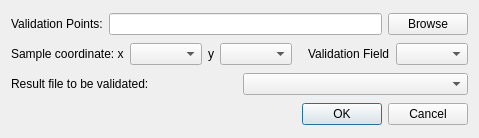
Above: validation.ui from lreis2415/iSoLIM before the change. Below: the same form after it.
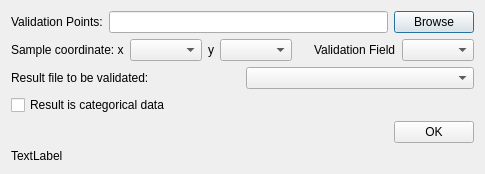
That is the form after the change.

Commit message: infer categorical type of data

```diff
--- a/validation.ui
+++ b/validation.ui
@@ -6,8 +6,8 @@
    <rect>
     <x>0</x>
     <y>0</y>
-    <width>479</width>
-    <height>138</height>
+    <width>485</width>
+    <height>168</height>
    </rect>
   </property>
   <property name="windowTitle">
@@ -97,12 +97,40 @@
     </layout>
    </item>
    <item>
-    <widget class="QDialogButtonBox" name="buttonBox">
-     <property name="orientation">
-      <enum>Qt::Horizontal</enum>
+    <widget class="QCheckBox" name="checkBox">
+     <property name="text">
+      <string>Result is categorical data</string>
      </property>
-     <property name="standardButtons">
-      <set>QDialogButtonBox::Cancel|QDialogButtonBox::Ok</set>
+    </widget>
+   </item>
+   <item>
+    <layout class="QHBoxLayout" name="horizontalLayout_4">
+     <item>
+      <spacer name="horizontalSpacer_2">
+       <property name="orientation">
+        <enum>Qt::Horizontal</enum>
+       </property>
+       <property name="sizeHint" stdset="0">
+        <size>
+         <width>40</width>
+         <height>20</height>
+        </size>
+       </property>
+      </spacer>
+     </item>
+     <item>
+      <widget class="QPushButton" name="btn_ok">
+       <property name="text">
+        <string>OK</string>
+       </property>
+      </widget>
+     </item>
+    </layout>
+   </item>
+   <item>
+    <widget class="QLabel" name="label_result">
+     <property name="text">
+      <string>TextLabel</string>
      </property>
     </widget>
    </item>
```
Left out of the diff: 35 changed lines with no effect on the pictures. The commit also changes 19 other files.
